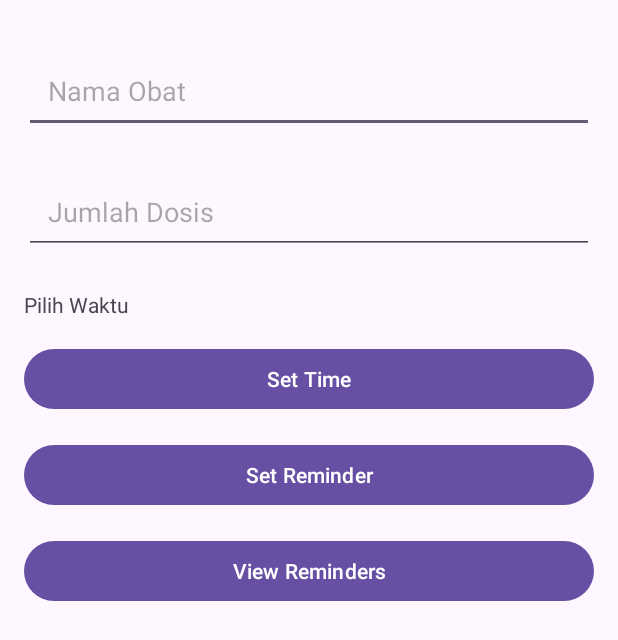
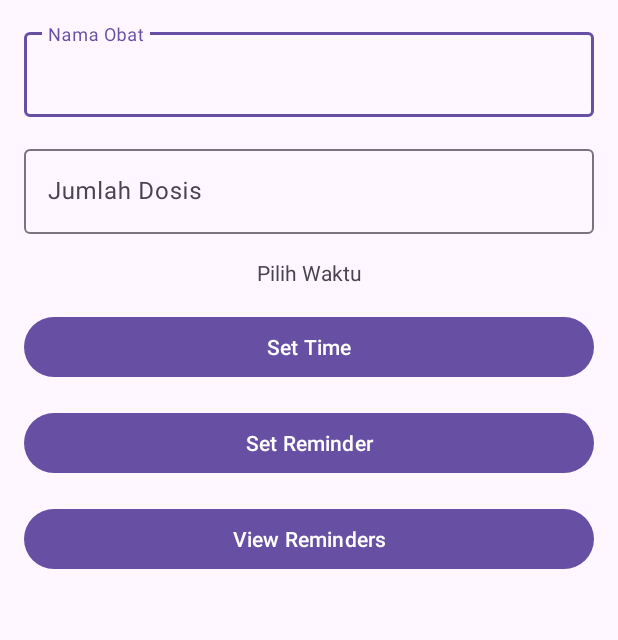
Before and after one commit to abijr130904/MedicationReminder, an Android app: the screen it shows after launch (MainActivity), on a phone screen of 412 x 824 dp. Shown: the top 640 px of the screen. Run offline under Robolectric (Android 15) with nearby library versions, the phone set to English and light mode, and no system bars.

Commit message:
memperbaiki tampilan

```diff
--- a/app/build.gradle.kts
+++ b/app/build.gradle.kts
@@ -36,6 +36,7 @@ android {
 }
 
 dependencies {
+    implementation("com.google.android.material:material:1.9.0")
 
     implementation(libs.androidx.core.ktx)
     implementation(libs.androidx.appcompat)
--- a/app/src/main/res/layout/activity_main.xml
+++ b/app/src/main/res/layout/activity_main.xml
@@ -1,58 +1,80 @@
 <?xml version="1.0" encoding="utf-8"?>
-<RelativeLayout xmlns:android="http://schemas.android.com/apk/res/android"
+<androidx.constraintlayout.widget.ConstraintLayout xmlns:android="http://schemas.android.com/apk/res/android"
+    xmlns:app="http://schemas.android.com/apk/res-auto"
+    xmlns:tools="http://schemas.android.com/tools"
     android:layout_width="match_parent"
     android:layout_height="match_parent"
     android:padding="16dp">
 
-    <EditText
-        android:id="@+id/medicationName"
-        android:layout_width="match_parent"
+    <com.google.android.material.textfield.TextInputLayout
+        android:id="@+id/medicationNameLayout"
+        android:layout_width="0dp"
         android:layout_height="wrap_content"
-        android:hint="Nama Obat"
-        android:padding="16dp"
-        android:layout_marginTop="16dp"
-        android:layout_marginBottom="8dp" />
+        app:layout_constraintTop_toTopOf="parent"
+        app:layout_constraintStart_toStartOf="parent"
+        app:layout_constraintEnd_toEndOf="parent">
 
-    <EditText
-        android:id="@+id/doseAmount"
-        android:layout_width="match_parent"
+        <com.google.android.material.textfield.TextInputEditText
+            android:id="@+id/medicationName"
+            android:layout_width="match_parent"
+            android:layout_height="wrap_content"
+            android:hint="Nama Obat" />
+    </com.google.android.material.textfield.TextInputLayout>
+
+    <com.google.android.material.textfield.TextInputLayout
+        android:id="@+id/doseAmountLayout"
+        android:layout_width="0dp"
         android:layout_height="wrap_content"
-        android:hint="Jumlah Dosis"
-        android:padding="16dp"
-        android:layout_below="@id/medicationName"
-        android:layout_marginTop="16dp"
-        android:layout_marginBottom="8dp" />
+        app:layout_constraintTop_toBottomOf="@id/medicationNameLayout"
+        app:layout_constraintStart_toStartOf="parent"
+        app:layout_constraintEnd_toEndOf="parent"
+        android:layout_marginTop="16dp">
+
+        <com.google.android.material.textfield.TextInputEditText
+            android:id="@+id/doseAmount"
+            android:layout_width="match_parent"
+            android:layout_height="wrap_content"
+            android:hint="Jumlah Dosis" />
+    </com.google.android.material.textfield.TextInputLayout>
 
     <TextView
         android:id="@+id/timeDisplay"
         android:layout_width="wrap_content"
         android:layout_height="wrap_content"
         android:text="Pilih Waktu"
-        android:layout_below="@id/doseAmount"
+        app:layout_constraintTop_toBottomOf="@id/doseAmountLayout"
+        app:layout_constraintStart_toStartOf="parent"
+        app:layout_constraintEnd_toEndOf="parent"
         android:layout_marginTop="16dp" />
 
     <Button
         android:id="@+id/setTimeButton"
-        android:layout_width="match_parent"
+        android:layout_width="0dp"
         android:layout_height="wrap_content"
         android:text="Set Time"
-        android:layout_below="@id/timeDisplay"
+        app:layout_constraintTop_toBottomOf="@id/timeDisplay"
+        app:layout_constraintStart_toStartOf="parent"
+        app:layout_constraintEnd_toEndOf="parent"
         android:layout_marginTop="16dp" />
 
     <Button
         android:id="@+id/setReminderButton"
-        android:layout_width="match_parent"
+        android:layout_width="0dp"
         android:layout_height="wrap_content"
         android:text="Set Reminder"
-        android:layout_below="@id/setTimeButton"
+        app:layout_constraintTop_toBottomOf="@id/setTimeButton"
+        app:layout_constraintStart_toStartOf="parent"
+        app:layout_constraintEnd_toEndOf="parent"
         android:layout_marginTop="16dp" />
 
     <Button
         android:id="@+id/viewRemindersButton"
-        android:layout_width="match_parent"
+        android:layout_width="0dp"
         android:layout_height="wrap_content"
         android:text="View Reminders"
-        android:layout_below="@id/setReminderButton"
+        app:layout_constraintTop_toBottomOf="@id/setReminderButton"
+        app:layout_constraintStart_toStartOf="parent"
+        app:layout_constraintEnd_toEndOf="parent"
         android:layout_marginTop="16dp" />
 
-</RelativeLayout>
+</androidx.constraintlayout.widget.ConstraintLayout>
```
Also changed, not shown: app/src/main/java/com/example/medicationreminder/ReminderReceiver.kt (+10 -7 lines), app/src/main/java/com/example/medicationreminder/RemindersActivity.kt (+56 -7 lines), app/src/main/java/com/example/medicationreminder/ViewRemindersActivity.kt (+16 -11 lines), app/src/main/res/layout/activity_reminders.xml (+16 -6 lines), app/src/main/res/layout/activity_view_reminders.xml (+7 -1 lines), 1 other file.
